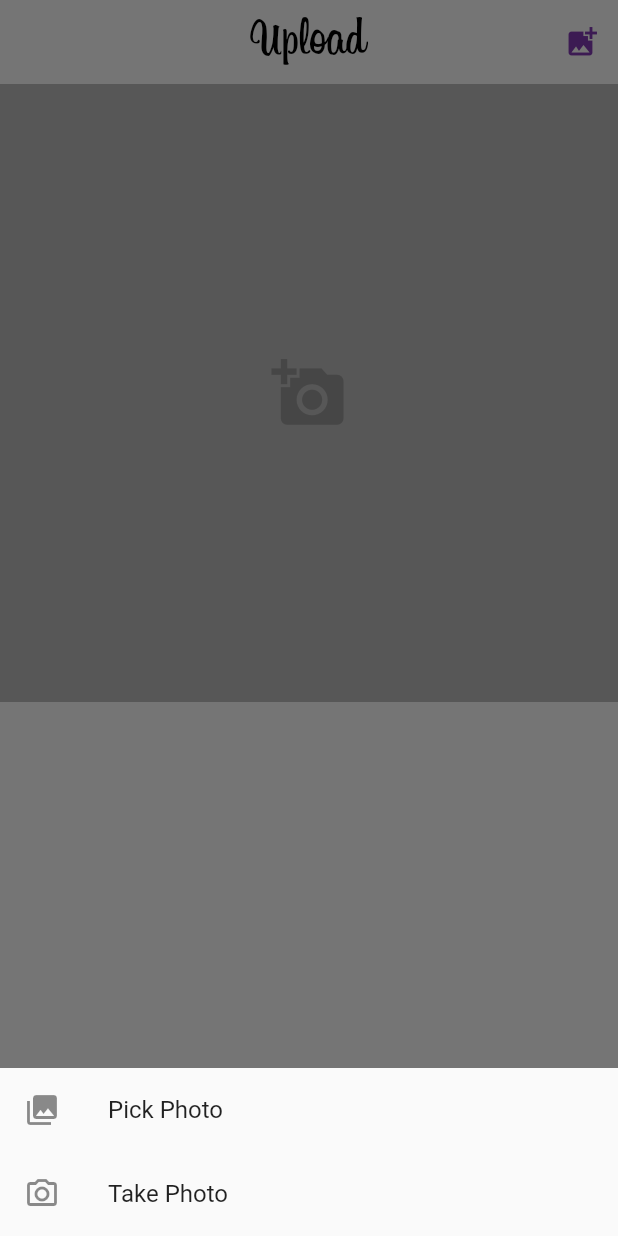
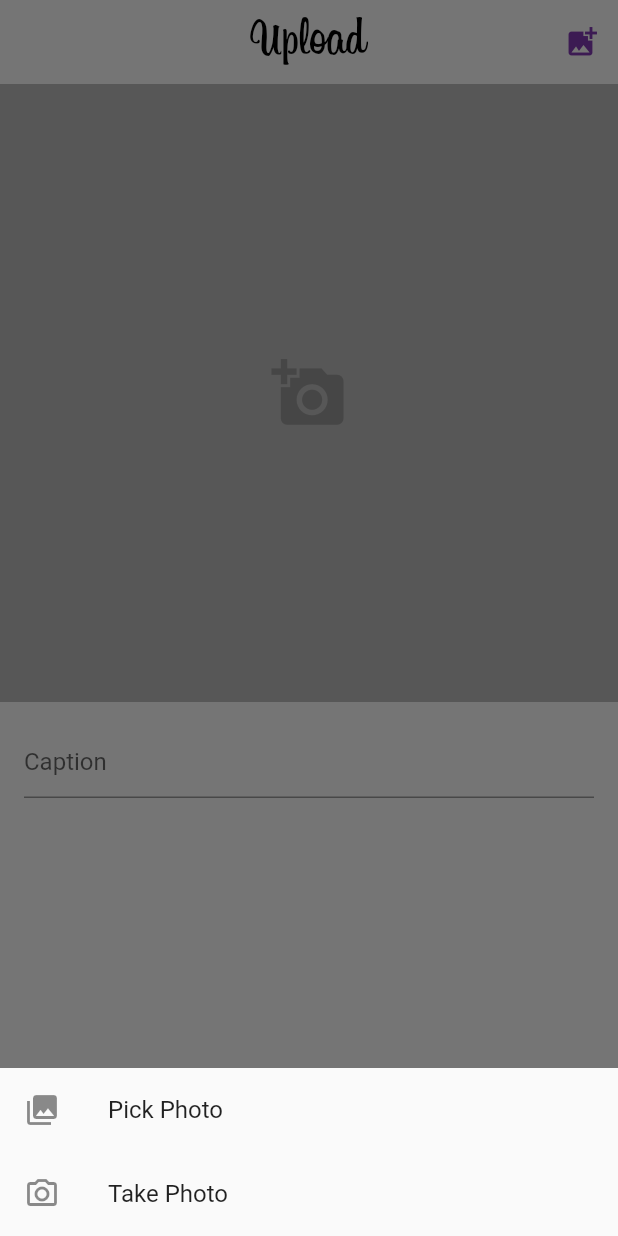
Before and after one commit to Asadbek-IP/instagramclone, a Flutter app: the UploadPage screen opened directly, after a tap on the "add a photo" icon, on a phone screen of 412 x 824 dp. Run offline on Flutter 3.47's test engine with Material 2 defaults, Android fonts, the phone set to English and light mode, and no system bars; our stand-ins replace fluttertoast, image_picker.

Commit message:
upload page

```diff
--- a/lib/pages/upload_page.dart
+++ b/lib/pages/upload_page.dart
@@ -11,30 +11,30 @@ class UploadPage extends StatefulWidget {
 }
 
 class _UploadPageState extends State<UploadPage> {
-
   final ImagePicker _picker = ImagePicker();
   File? _image;
 
-  _showGallery()async{
-
+  _showGallery() async {
     final XFile? file = await _picker.pickImage(source: ImageSource.gallery);
-      if(file==null) return;
+    if (file == null) return;
     setState(() {
       _image = File(file.path);
     });
     Navigator.pop(context);
   }
 
-  _showCamera()async{
-
-      final XFile? file = await _picker.pickImage(source: ImageSource.camera);
-      if(file==null) return;
+  _showCamera() async {
+    try {
+      final XFile? file =
+          await _picker.pickImage(source: ImageSource.camera, imageQuality: 50);
       setState(() {
-        _image = File(file.path);
+        _image = File(file!.path);
       });
-
+    } catch (error) {
+      print(error);
     }
-
+    Navigator.of(context).pop();
+  }
 
   _showPic() {
     showModalBottomSheet(
@@ -46,15 +46,15 @@ class _UploadPageState extends State<UploadPage> {
                   onTap: () {
                     _showGallery();
                   },
-                  leading: Icon(Icons.photo_library),
-                  title: Text("Pick Photo"),
+                  leading: const Icon(Icons.photo_library),
+                  title: const Text("Pick Photo"),
                 ),
                 ListTile(
                   onTap: () {
                     _showCamera();
                   },
-                  leading: Icon(Icons.camera_alt_outlined),
-                  title: Text("Take Photo"),
+                  leading: const Icon(Icons.camera_alt_outlined),
+                  title: const Text("Take Photo"),
                 ),
               ],
             ));
@@ -89,17 +89,61 @@ class _UploadPageState extends State<UploadPage> {
                 onTap: () {
                   _showPic();
                 },
-                child: Container(
+                child: Stack(
+                  children: [
+                    Container(
                       color: Colors.grey.shade400,
                       width: MediaQuery.of(context).size.width,
                       height: MediaQuery.of(context).size.width,
-                  child: const Icon(
+                      child: _image == null
+                          ? const Icon(
                               Icons.add_a_photo,
                               color: Color.fromARGB(255, 153, 153, 153),
                               size: 50,
+                            )
+                          : Image(
+                              image: FileImage(_image!),
+                              fit: BoxFit.cover,
                             ),
                     ),
+                    _image != null
+                        ? Padding(
+                            padding: const EdgeInsets.all(8.0),
+                            child: Row(
+                              mainAxisAlignment: MainAxisAlignment.end,
+                              children: [
+                                CircleAvatar(
+                                  backgroundColor: Colors.black,
+                                  child: IconButton(
+                                    onPressed: () {
+                                      setState(() {
+                                        _image = null;
+                                      });
+                                    },
+                                    icon: const Icon(Icons.close),
+                                  ),
+                                ),
+                              ],
+                            ),
                           )
+                        : Container(),
+                  ],
+                ),
+              ),
+
+              const Padding(
+                padding: EdgeInsets.all(16.0),
+                child: TextField(
+                  keyboardType: TextInputType.multiline,
+                  minLines:1,
+                  maxLines: 5,
+                decoration: InputDecoration(
+
+                  hintText: "Caption"
+                ),
+                ),
+              ),
+
             ],
           ),
         ));
--- a/pubspec.yaml
+++ b/pubspec.yaml
@@ -38,7 +38,7 @@ dependencies:
   cupertino_icons: ^1.0.2
   icons_launcher: ^2.0.6
   fluttertoast: ^8.1.2
-  image_picker: ^0.8.6
+  image_picker: ^0.8.4+1
 
 icons_launcher:
   image_path: "assets/images/instalogo.png"
```
Also changed, not shown: 1 other file. Lines whose indentation alone changed are shown as unchanged.
